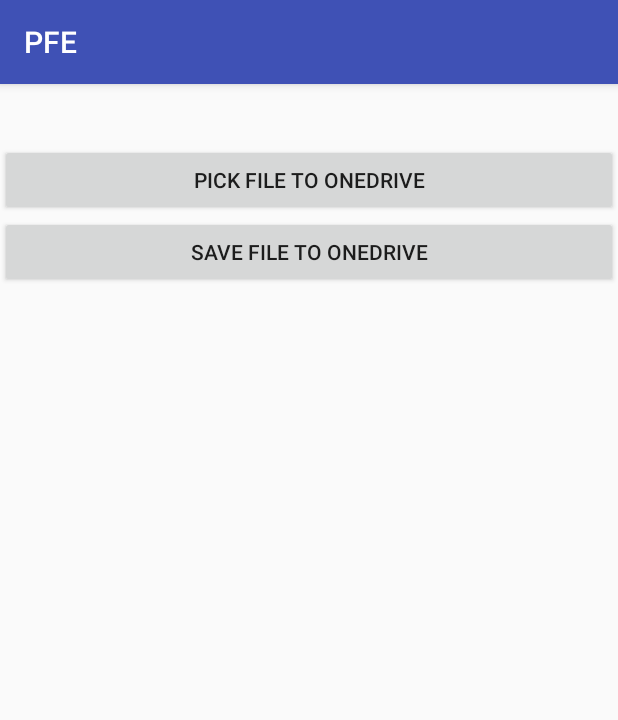
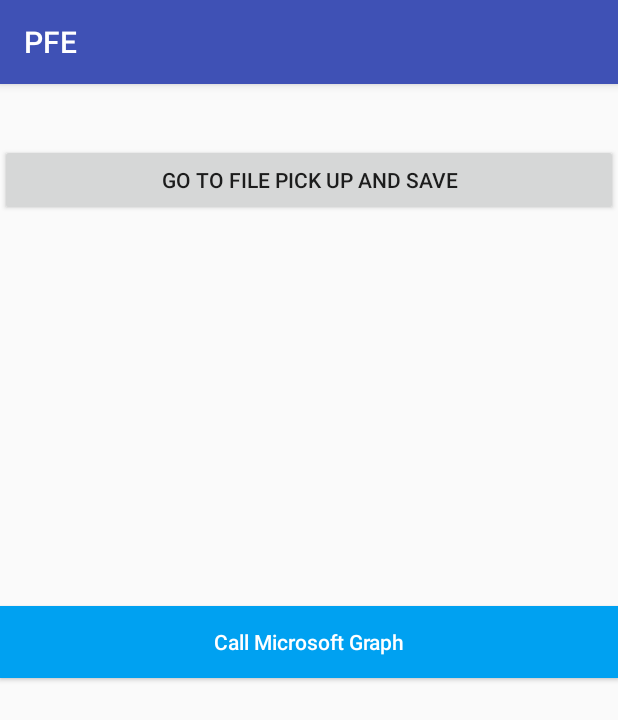
Before and after one commit to romvad/PFE_Metralor_App, an Android app: the screen it shows after launch (TestOneDriveActivity before the commit, LoginActivity after it), after a tap on "SIGN IN OR REGISTER", on a phone screen of 412 x 824 dp. Shown: the top 720 px of the screen. Run offline under Robolectric (Android 15) with nearby library versions, the phone set to English and light mode, and no system bars; our stand-ins replace Volley; libraries missing offline, so code that uses them is left out: com.microsoft.identity; 5 statements that could not run were skipped.

```diff
--- a/app/src/main/java/com/example/rvadam/pfe/Login/LoginFragment.java
+++ b/app/src/main/java/com/example/rvadam/pfe/Login/LoginFragment.java
@@ -31,6 +31,7 @@
 
 import com.example.rvadam.pfe.R;
 import com.example.rvadam.pfe.TestDropbox.TestDropboxActivity;
+import com.example.rvadam.pfe.TestLoginWithMSAL.*;
 import com.example.rvadam.pfe.TestOneDrive.TestOneDriveActivity;
 import com.example.rvadam.pfe.TestOneDrive.WebViewActivity;
 
@@ -109,8 +110,10 @@
                // attemptLogin(); TO DISCOMMENT later, comments in order to test the ListView Activities with Work Sites
                // Intent testWebViewActivityCall= new Intent(getActivity(), WebViewActivity.class);
                 //startActivity(testWebViewActivityCall);
-                Intent testOneDriveActivityCall= new Intent(getActivity(), TestOneDriveActivity.class);
-                startActivity(testOneDriveActivityCall);
+                /*Intent testOneDriveActivityCall= new Intent(getActivity(), TestOneDriveActivity.class);
+                startActivity(testOneDriveActivityCall);*/
+                Intent testMSALLoginActivityCall= new Intent(getActivity(), com.example.rvadam.pfe.TestLoginWithMSAL.LoginActivity.class);
+                startActivity(testMSALLoginActivityCall);
             }
         });
 
--- /dev/null
+++ b/app/src/main/java/com/example/rvadam/pfe/TestLoginWithMSAL/LoginActivity.java
@@ -0,0 +1,322 @@
+package com.example.rvadam.pfe.TestLoginWithMSAL;
+
+import android.support.v7.app.AppCompatActivity;
+import android.os.Bundle;
+
+import android.app.Activity;
+import android.content.Intent;
+import android.util.Log;
+import android.view.View;
+import android.widget.Button;
+import android.widget.TextView;
+import android.widget.Toast;
+import com.android.volley.*;
+import com.android.volley.toolbox.JsonObjectRequest;
+import com.android.volley.toolbox.Volley;
+import org.json.JSONObject;
+import java.util.HashMap;
+import java.util.List;
+import java.util.Map;
+
+import com.example.rvadam.pfe.Login.LoginContract;
+import com.example.rvadam.pfe.TestOneDrive.TestOneDriveActivity;
+import com.microsoft.identity.client.*;
+
+import com.example.rvadam.pfe.R;
+
+
+public class LoginActivity extends AppCompatActivity {
+
+    final static String CLIENT_ID = "28e52f7c-c97f-4296-ba95-ee04856a60f4";
+    final static String SCOPES [] = {"https://graph.microsoft.com/User.Read"};
+    final static String MSGRAPH_URL = "https://graph.microsoft.com/v1.0/me";
+
+    /* UI &amp; Debugging Variables */
+    private static final String TAG = LoginActivity.class.getSimpleName();
+    Button callGraphButton;
+    Button signOutButton;
+    Button linkToOneDriveManagement;
+
+    /* Azure AD Variables */
+    private PublicClientApplication sampleApp;
+    private AuthenticationResult authResult;
+
+    @Override
+    protected void onCreate(Bundle savedInstanceState) {
+        super.onCreate(savedInstanceState);
+        setContentView(R.layout.activity_login2);
+
+        callGraphButton = (Button) findViewById(R.id.callGraph);
+        signOutButton = (Button) findViewById(R.id.clearCache);
+
+        callGraphButton.setOnClickListener(new View.OnClickListener() {
+            public void onClick(View v) {
+                onCallGraphClicked();
+            }
+        });
+
+        signOutButton.setOnClickListener(new View.OnClickListener() {
+            public void onClick(View v) {
+                onSignOutClicked();
+            }
+        });/* Configure your sample app and save state for this activity */
+        sampleApp = null;
+        if (sampleApp == null) {
+            sampleApp = new PublicClientApplication(
+                    this.getApplicationContext(),
+                    CLIENT_ID);
+        }
+
+/* Attempt to get a user and acquireTokenSilent
+* If this fails we do an interactive request
+*/
+        List<User> users = null;    try {
+            users = sampleApp.getUsers();
+
+            if (users != null && users.size() == 1) {
+    /* We have 1 user */
+
+                sampleApp.acquireTokenSilentAsync(SCOPES, users.get(0), getAuthSilentCallback());
+            } else {
+    /* We have no user */
+
+    /* Let's do an interactive request */
+                sampleApp.acquireToken(this, SCOPES, getAuthInteractiveCallback());
+            }
+        } catch (MsalClientException e) {
+            Log.d(TAG, "MSAL Exception Generated while getting users: " + e.toString());
+
+        } catch (IndexOutOfBoundsException e) {
+            Log.d(TAG, "User at this position does not exist: " + e.toString());
+        }
+
+        //TEST ONEDRIVE /////////////////////////////
+        linkToOneDriveManagement= (Button)findViewById(R.id.buttonToOneDrivePickSave);
+
+        linkToOneDriveManagement.setOnClickListener(new View.OnClickListener() {
+            @Override
+            public void onClick(View view) {
+                Intent testOneDriveActivityCall= new Intent(getActivity(), TestOneDriveActivity.class);
+                startActivity(testOneDriveActivityCall);
+            }});
+
+    }//
+// App callbacks for MSAL
+// ======================
+// getActivity() - returns activity so we can acquireToken within a callback
+// getAuthSilentCallback() - callback defined to handle acquireTokenSilent() case
+// getAuthInteractiveCallback() - callback defined to handle acquireToken() case
+public Activity getActivity() {
+    return this;
+}
+
+    /* Callback method for acquireTokenSilent calls
+    * Looks if tokens are in the cache (refreshes if necessary and if we don't forceRefresh)
+    * else errors that we need to do an interactive request.
+    */
+    private AuthenticationCallback getAuthSilentCallback() {
+        return new AuthenticationCallback() {
+            @Override
+            public void onSuccess(AuthenticationResult authenticationResult) {
+        /* Successfully got a token, call Graph now */
+                Log.d(TAG, "Successfully authenticated");
+
+        /* Store the authResult */
+                authResult = authenticationResult;
+
+        /* call graph */
+                callGraphAPI();
+
+        /* update the UI to post call Graph state */
+                updateSuccessUI();
+            }
+
+            @Override
+            public void onError(MsalException exception) {
+        /* Failed to acquireToken */
+                Log.d(TAG, "Authentication failed: " + exception.toString());
+
+                if (exception instanceof MsalClientException) {
+            /* Exception inside MSAL, more info inside MsalError.java */
+                } else if (exception instanceof MsalServiceException) {
+            /* Exception when communicating with the STS, likely config issue */
+                } else if (exception instanceof MsalUiRequiredException) {
+            /* Tokens expired or no session, retry with interactive */
+                }
+            }
+
+            @Override
+            public void onCancel() {
+        /* User cancelled the authentication */
+                Log.d(TAG, "User cancelled login.");
+            }
+        };
+    }
+
+    /* Callback used for interactive request.  If succeeds we use the access
+        * token to call the Microsoft Graph. Does not check cache
+        */
+    private AuthenticationCallback getAuthInteractiveCallback() {
+        return new AuthenticationCallback() {
+            @Override
+            public void onSuccess(AuthenticationResult authenticationResult) {
+        /* Successfully got a token, call graph now */
+                Log.d(TAG, "Successfully authenticated");
+                Log.d(TAG, "ID Token: " + authenticationResult.getIdToken());
+
+        /* Store the auth result */
+                authResult = authenticationResult;
+
+        /* call Graph */
+                callGraphAPI();
+
+        /* update the UI to post call Graph state */
+                updateSuccessUI();
+            }
+
+            @Override
+            public void onError(MsalException exception) {
+        /* Failed to acquireToken */
+                Log.d(TAG, "Authentication failed: " + exception.toString());
+
+                if (exception instanceof MsalClientException) {
+            /* Exception inside MSAL, more info inside MsalError.java */
+                } else if (exception instanceof MsalServiceException) {
+            /* Exception when communicating with the STS, likely config issue */
+                }
+            }
+
+            @Override
+            public void onCancel() {
+        /* User cancelled the authentication */
+                Log.d(TAG, "User cancelled login.");
+            }
+        };
+    }
+
+    /* Set the UI for successful token acquisition data */
+    private void updateSuccessUI() {
+        callGraphButton.setVisibility(View.INVISIBLE);
+        signOutButton.setVisibility(View.VISIBLE);
+        linkToOneDriveManagement.setVisibility(View.VISIBLE);
+        findViewById(R.id.welcome).setVisibility(View.VISIBLE);
+        ((TextView) findViewById(R.id.welcome)).setText("Welcome, " +
+                authResult.getUser().getName());
+        findViewById(R.id.graphData).setVisibility(View.VISIBLE);
+    }
+
+    /* Use MSAL to acquireToken for the end-user
+    * Callback will call Graph api w/ access token &amp; update UI
+    */
+    private void onCallGraphClicked() {
+        sampleApp.acquireToken(getActivity(), SCOPES, getAuthInteractiveCallback());
+    }
+
+    /* Handles the redirect from the System Browser */
+    @Override
+    protected void onActivityResult(int requestCode, int resultCode, Intent data) {
+        sampleApp.handleInteractiveRequestRedirect(requestCode, resultCode, data);
+    }
+
+    /* Use Volley to make an HTTP request to the /me endpoint from MS Graph using an access token */
+    private void callGraphAPI() {
+        Log.d(TAG, "Starting volley request to graph");
+
+    /* Make sure we have a token to send to graph */
+        if (authResult.getAccessToken() == null) {return;}
+
+        RequestQueue queue = Volley.newRequestQueue(this);
+        JSONObject parameters = new JSONObject();
+
+        try {
+            parameters.put("key", "value");
+        } catch (Exception e) {
+            Log.d(TAG, "Failed to put parameters: " + e.toString());
+        }
+        JsonObjectRequest request = new JsonObjectRequest(Request.Method.GET, MSGRAPH_URL,
+                parameters,new Response.Listener<JSONObject>() {
+            @Override
+            public void onResponse(JSONObject response) {
+            /* Successfully called graph, process data and send to UI */
+                Log.d(TAG, "Response: " + response.toString());
+
+                updateGraphUI(response);
+            }
+        }, new Response.ErrorListener() {
+            @Override
+            public void onErrorResponse(VolleyError error) {
+                Log.d(TAG, "Error: " + error.toString());
+            }
+        }) {
+            @Override
+            public Map<String, String> getHeaders() throws AuthFailureError {
+                Map<String, String> headers = new HashMap<>();
+                headers.put("Authorization", "Bearer " + authResult.getAccessToken());
+                return headers;
+            }
+        };
+
+        Log.d(TAG, "Adding HTTP GET to Queue, Request: " + request.toString());
+
+        request.setRetryPolicy(new DefaultRetryPolicy(
+                3000,
+                DefaultRetryPolicy.DEFAULT_MAX_RETRIES,
+                DefaultRetryPolicy.DEFAULT_BACKOFF_MULT));
+        queue.add(request);
+    }
+
+    /* Sets the Graph response */
+    private void updateGraphUI(JSONObject graphResponse) {
+        TextView graphText = (TextView) findViewById(R.id.graphData);
+        graphText.setText(graphResponse.toString());
+    }
+
+    /* Clears a user's tokens from the cache.
+ * Logically similar to "sign out" but only signs out of this app.
+ */
+    private void onSignOutClicked() {
+
+    /* Attempt to get a user and remove their cookies from cache */
+        List<User> users = null;
+
+        try {
+            users = sampleApp.getUsers();
+
+            if (users == null) {
+            /* We have no users */
+
+            } else if (users.size() == 1) {
+            /* We have 1 user */
+            /* Remove from token cache */
+                sampleApp.remove(users.get(0));
+                updateSignedOutUI();
+
+            }
+            else {
+            /* We have multiple users */
+                for (int i = 0; i < users.size(); i++) {
+                    sampleApp.remove(users.get(i));
+                }
+            }
+
+            Toast.makeText(getBaseContext(), "Signed Out!", Toast.LENGTH_SHORT)
+                    .show();
+
+        } catch (MsalClientException e) {
+            Log.d(TAG, "MSAL Exception Generated while getting users: " + e.toString());
+
+        } catch (IndexOutOfBoundsException e) {
+            Log.d(TAG, "User at this position does not exist: " + e.toString());
+        }
+    }
+
+    /* Set the UI for signed-out user */
+    private void updateSignedOutUI() {
+        callGraphButton.setVisibility(View.VISIBLE);
+        signOutButton.setVisibility(View.INVISIBLE);
+        findViewById(R.id.welcome).setVisibility(View.INVISIBLE);
+        findViewById(R.id.graphData).setVisibility(View.INVISIBLE);
+        ((TextView) findViewById(R.id.graphData)).setText("No Data");
+    }
+
+}
--- /dev/null
+++ b/app/src/main/res/layout/activity_login2.xml
@@ -0,0 +1,74 @@
+<?xml version="1.0" encoding="utf-8"?>
+<LinearLayout
+    android:layout_width="fill_parent"
+    android:layout_height="fill_parent"
+    xmlns:android="http://schemas.android.com/apk/res/android">
+    <ScrollView
+        android:layout_width="fill_parent"
+        android:layout_height="wrap_content">
+<LinearLayout xmlns:android="http://schemas.android.com/apk/res/android"
+    android:layout_width="match_parent"
+    android:layout_height="match_parent"
+    android:layout_marginTop="40dp"
+    android:gravity="center_horizontal"
+    android:orientation="vertical" >
+    <Button
+        android:layout_width="match_parent"
+        android:layout_height="wrap_content"
+        android:text="go to file pick up and save"
+        android:id="@+id/buttonToOneDrivePickSave" />
+    <TextView
+        android:text="Welcome, "
+        android:textColor="#3f3f3f"
+        android:textSize="50px"
+        android:layout_width="wrap_content"
+        android:layout_height="wrap_content"
+        android:layout_marginLeft="10dp"
+        android:layout_marginTop="15dp"
+        android:id="@+id/welcome"
+        android:visibility="invisible"/>
+
+    <Button
+        android:id="@+id/callGraph"
+        android:text="Call Microsoft Graph"
+        android:textColor="#FFFFFF"
+        android:background="#00a1f1"
+        android:layout_width="match_parent"
+        android:layout_height="wrap_content"
+        android:layout_marginTop="200dp"
+        android:textAllCaps="false" />
+
+    <TextView
+        android:text="Getting Graph Data..."
+        android:textColor="#3f3f3f"
+        android:layout_width="match_parent"
+        android:layout_height="wrap_content"
+        android:layout_marginLeft="5dp"
+        android:id="@+id/graphData"
+        android:visibility="invisible"/>
+
+    <LinearLayout
+        android:layout_width="match_parent"
+        android:layout_height="0dip"
+        android:layout_weight="1"
+        android:gravity="center|bottom"
+        android:orientation="vertical" >
+
+        <Button
+        android:text="Sign Out"
+        android:layout_width="match_parent"
+        android:layout_height="wrap_content"
+        android:layout_marginBottom="15dp"
+        android:textColor="#FFFFFF"
+        android:background="#00a1f1"
+        android:textAllCaps="false"
+        android:id="@+id/clearCache"
+        android:visibility="invisible" />
+
+    </LinearLayout>
+
+
+
+</LinearLayout>
+</ScrollView>
+</LinearLayout>
```
Also changed, not shown: app/build.gradle (+6 -1 lines), app/src/main/AndroidManifest.xml (+18 -2 lines), app/src/main/java/com/example/rvadam/pfe/TestOneDrive/TestOneDriveActivity.java (+8 -4 lines).
